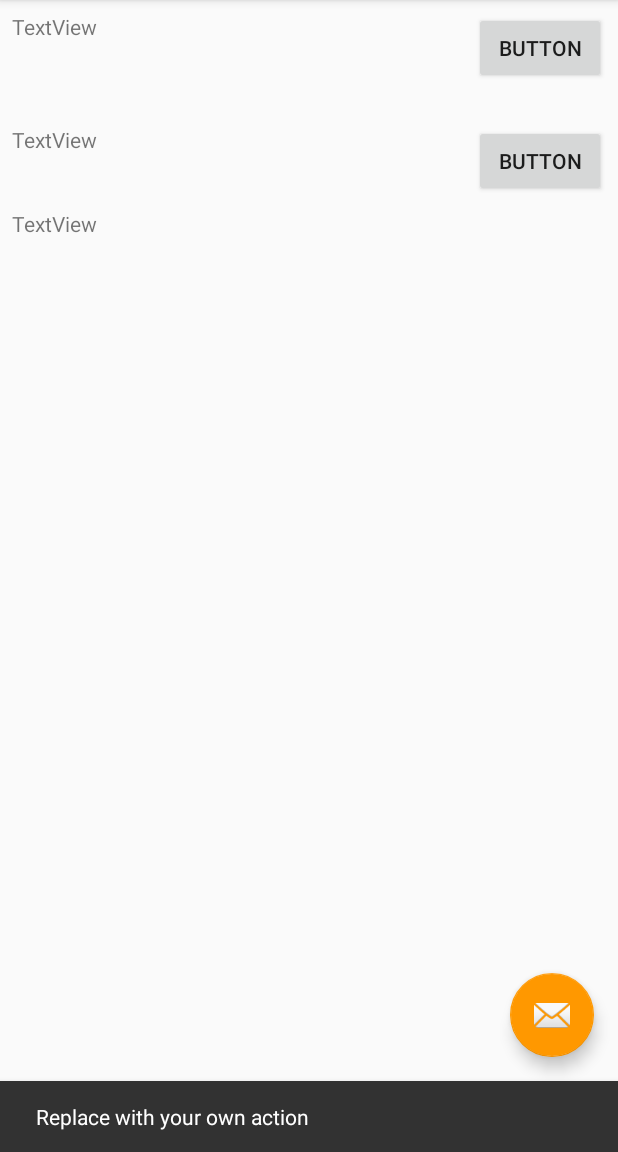
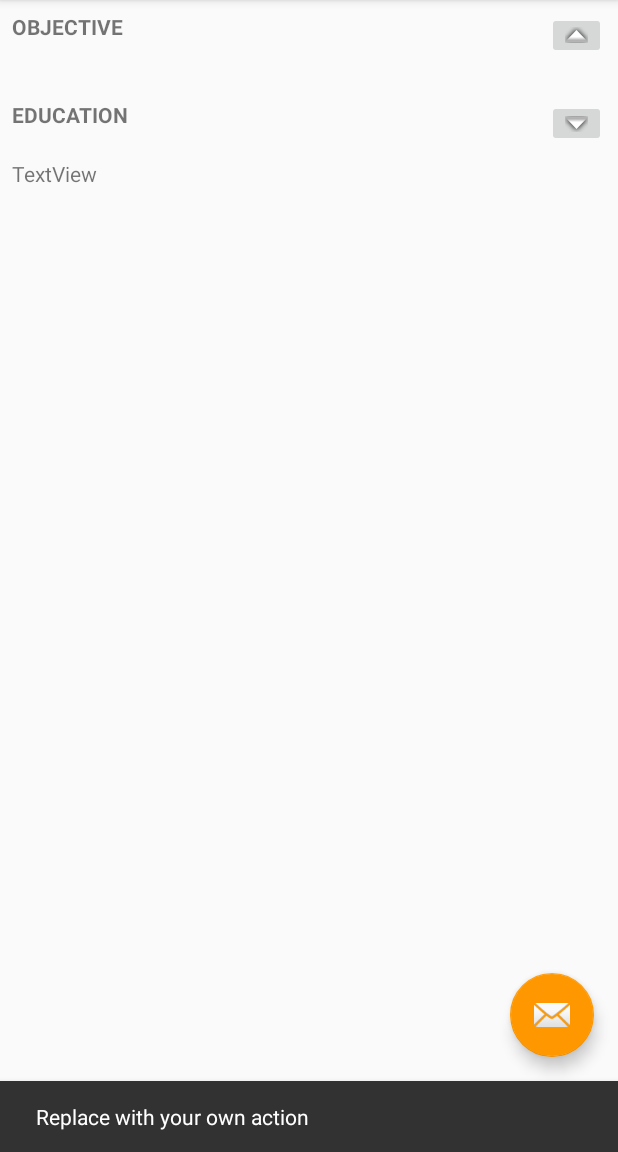
Before and after one commit to dawidraszka/ResumeApp, an Android app: the screen it shows after launch (MainActivity), after a tap on an icon or button, on a phone screen of 412 x 824 dp, the part 84-1236 px from its top. Run offline under Robolectric (Android 15) with nearby library versions, the phone set to English and light mode, and no system bars; our stand-ins replace Firebase (no records; nobody signed in at launch, a user with empty details on screens opened directly), navigation-ui; 2 statements that could not run were skipped; 1 other tap on this screen came first.

Commit message:
Fix leaking constructor, add basic animations for button

```diff
--- a/app/src/main/java/pl/dawidraszka/resumeapp/EducationSectionView.kt
+++ b/app/src/main/java/pl/dawidraszka/resumeapp/EducationSectionView.kt
@@ -12,11 +12,17 @@ import pl.dawidraszka.resumeapp.ui.SectionView
 
 class EducationSectionView(context: Context) : SectionView(context) {
 
-    init {
+  /*  init {
         inflate(context, R.layout.section_education, frameLayout)
-    }
+    }*/
 
     override fun updateData(resume: Resume) {
         school_test_text_view.text = resume.educationSection?.schools?.get(0)?.name
     }
+
+    override fun onAttachedToWindow() {
+        super.onAttachedToWindow()
+        inflate(context, R.layout.section_education, frameLayout)
+        setSectionName(R.string.education)
+    }
 }
--- a/app/src/main/java/pl/dawidraszka/resumeapp/ui/ObjectiveSectionView.kt
+++ b/app/src/main/java/pl/dawidraszka/resumeapp/ui/ObjectiveSectionView.kt
@@ -4,16 +4,23 @@ import android.content.Context
 import android.view.ViewGroup
 import android.widget.TextView
 import kotlinx.android.synthetic.main.item_section.view.*
+import pl.dawidraszka.resumeapp.R
 import pl.dawidraszka.resumeapp.data.model.resume.Resume
 
 class ObjectiveSectionView(context: Context) : SectionView(context) {
     val objectiveTextView = TextView(context)
 
-    init {
+/*    init {
         frameLayout.addView(objectiveTextView)
-    }
+    }*/
 
     override fun updateData(resume: Resume) {
         objectiveTextView.text = resume.objectiveSection?.objective
     }
+
+    override fun onAttachedToWindow() {
+        super.onAttachedToWindow()
+        frameLayout.addView(objectiveTextView)
+        setSectionName(R.string.objective)
+    }
 }
--- a/app/src/main/java/pl/dawidraszka/resumeapp/ui/SectionView.kt
+++ b/app/src/main/java/pl/dawidraszka/resumeapp/ui/SectionView.kt
@@ -2,27 +2,30 @@ package pl.dawidraszka.resumeapp.ui
 
 import android.content.Context
 import android.view.View
-import android.view.ViewGroup
+import androidx.annotation.CallSuper
+import androidx.annotation.StringRes
 import androidx.constraintlayout.widget.ConstraintLayout
 import kotlinx.android.synthetic.main.item_section.view.*
 import pl.dawidraszka.resumeapp.R
 import pl.dawidraszka.resumeapp.data.model.resume.Resume
-import pl.dawidraszka.resumeapp.data.model.resume.Section
 
 abstract class SectionView(context: Context) : ConstraintLayout(context) {
 
-    init{
-        inflate(context, R.layout.item_section, this)
-    }
-
     abstract fun updateData(resume: Resume)
 
-    override fun onLayout(changed: Boolean, left: Int, top: Int, right: Int, bottom: Int) {
-        super.onLayout(changed, left, top, right, bottom)
+    @CallSuper
+    override fun onAttachedToWindow() {
+        super.onAttachedToWindow()
+        inflate(context, R.layout.item_section, this)
 
         expand_collapse_button.setOnClickListener {
             frameLayout.visibility =
                 if (frameLayout.visibility == View.GONE) View.VISIBLE else View.GONE
+            it.rotation = it.rotation + 180
         }
     }
+
+    fun setSectionName(@StringRes sectionName: Int){
+        section_name_text_view.text = context.getText(sectionName)
+    }
 }
--- a/app/src/main/res/layout/fragment_resume.xml
+++ b/app/src/main/res/layout/fragment_resume.xml
@@ -6,20 +6,4 @@
     android:layout_height="match_parent"
     android:orientation="vertical"
     tools:context=".ui.resume.ResumeFragment"
-    >
-
-  <!--  <include
-        layout="@layout/item_section"
-        android:layout_width="match_parent"
-        android:layout_height="wrap_content" />
-
-    <include
-        layout="@layout/item_section"
-        android:layout_width="match_parent"
-        android:layout_height="wrap_content" />
-
-    <include
-        layout="@layout/item_section"
-        android:layout_width="match_parent"
-        android:layout_height="wrap_content" />-->
-</LinearLayout>
+    />
--- a/app/src/main/res/layout/item_section.xml
+++ b/app/src/main/res/layout/item_section.xml
@@ -1,6 +1,7 @@
 <?xml version="1.0" encoding="utf-8"?>
 <androidx.constraintlayout.widget.ConstraintLayout xmlns:android="http://schemas.android.com/apk/res/android"
     xmlns:app="http://schemas.android.com/apk/res-auto"
+    xmlns:tools="http://schemas.android.com/tools"
     android:layout_width="match_parent"
     android:layout_height="wrap_content"
     android:animateLayoutChanges="true">
@@ -11,17 +12,18 @@
         android:layout_height="wrap_content"
         android:layout_marginStart="8dp"
         android:layout_marginTop="8dp"
-        android:text="TextView"
+        android:textAllCaps="true"
+        android:textStyle="bold"
         app:layout_constraintStart_toStartOf="parent"
         app:layout_constraintTop_toTopOf="parent" />
 
-    <Button
+    <ImageButton
         android:id="@+id/expand_collapse_button"
         android:layout_width="wrap_content"
         android:layout_height="wrap_content"
         android:layout_marginTop="8dp"
         android:layout_marginEnd="8dp"
-        android:text="Button"
+        android:src="@android:drawable/arrow_down_float"
         app:layout_constraintEnd_toEndOf="parent"
         app:layout_constraintTop_toTopOf="parent" />
 
```
Also changed, not shown: app/src/main/java/pl/dawidraszka/resumeapp/ui/resume/ResumeFragment.kt (+6 -5 lines), 1 other file.
